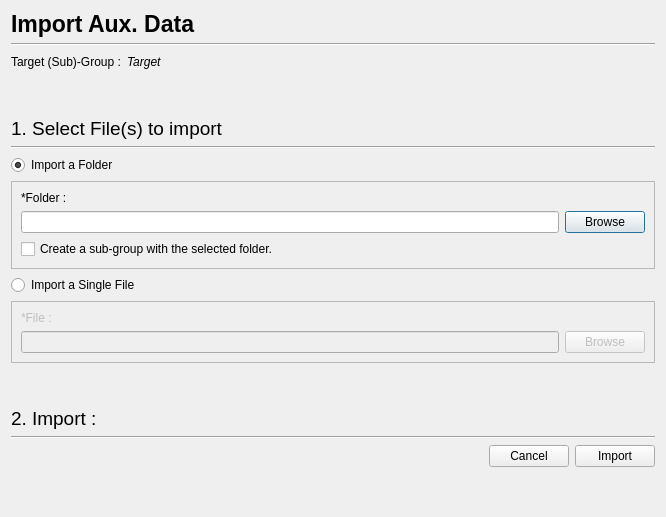
astrorama/Phosphoros, file PhzQtUI/auxdir/PhzQtUI/DialogImportAuxData.ui: the form before one commit.
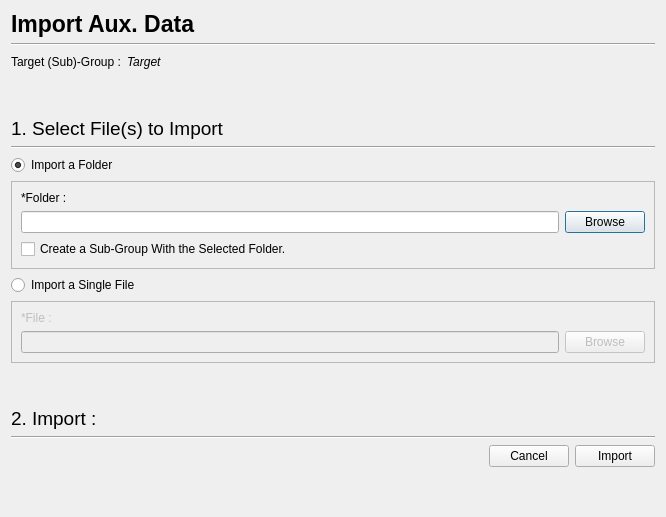
The form after the commit.

What changed in the file:
```diff
--- a/PhzQtUI/auxdir/PhzQtUI/DialogImportAuxData.ui
+++ b/PhzQtUI/auxdir/PhzQtUI/DialogImportAuxData.ui
@@ -109,7 +109,7 @@
       </font>
      </property>
      <property name="text">
-      <string>1. Select File(s) to import</string>
+      <string>1. Select File(s) to Import</string>
      </property>
     </widget>
    </item>
@@ -166,7 +166,7 @@
       <item>
        <widget class="QCheckBox" name="cb_createSubGroup">
         <property name="text">
-         <string>Create a sub-group with the selected folder.</string>
+         <string>Create a Sub-Group With the Selected Folder.</string>
         </property>
        </widget>
       </item>
```
